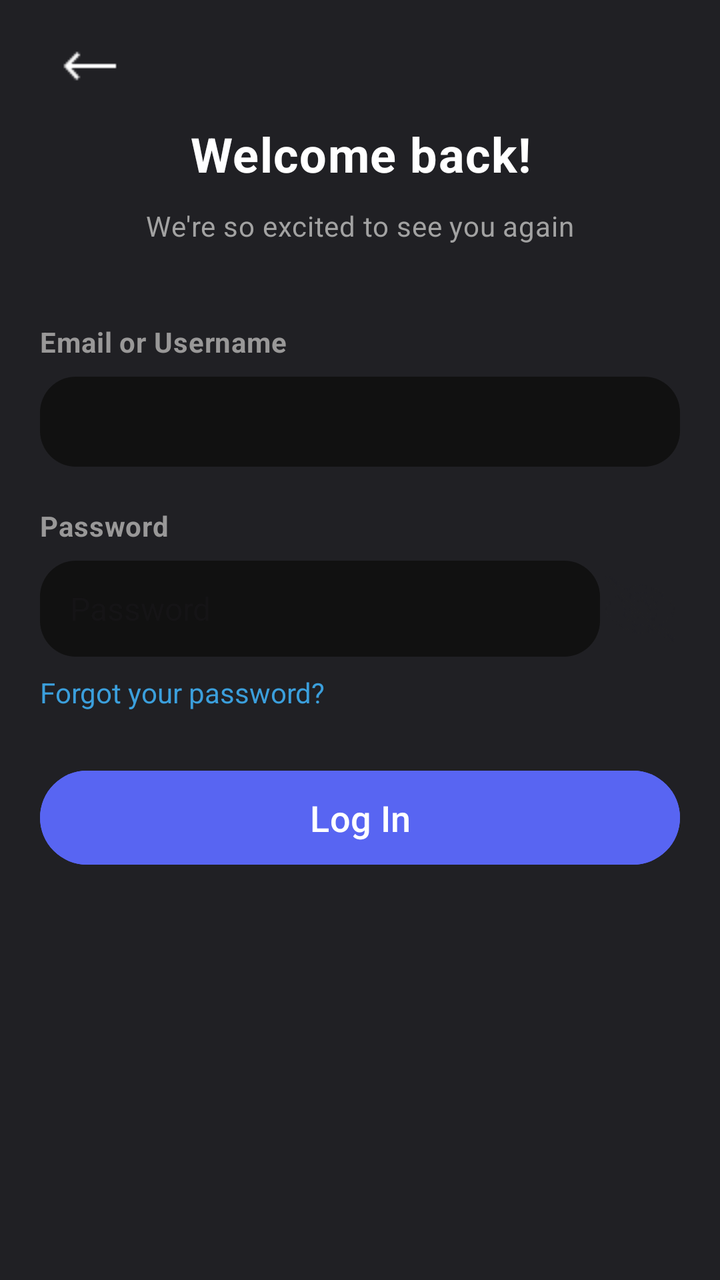
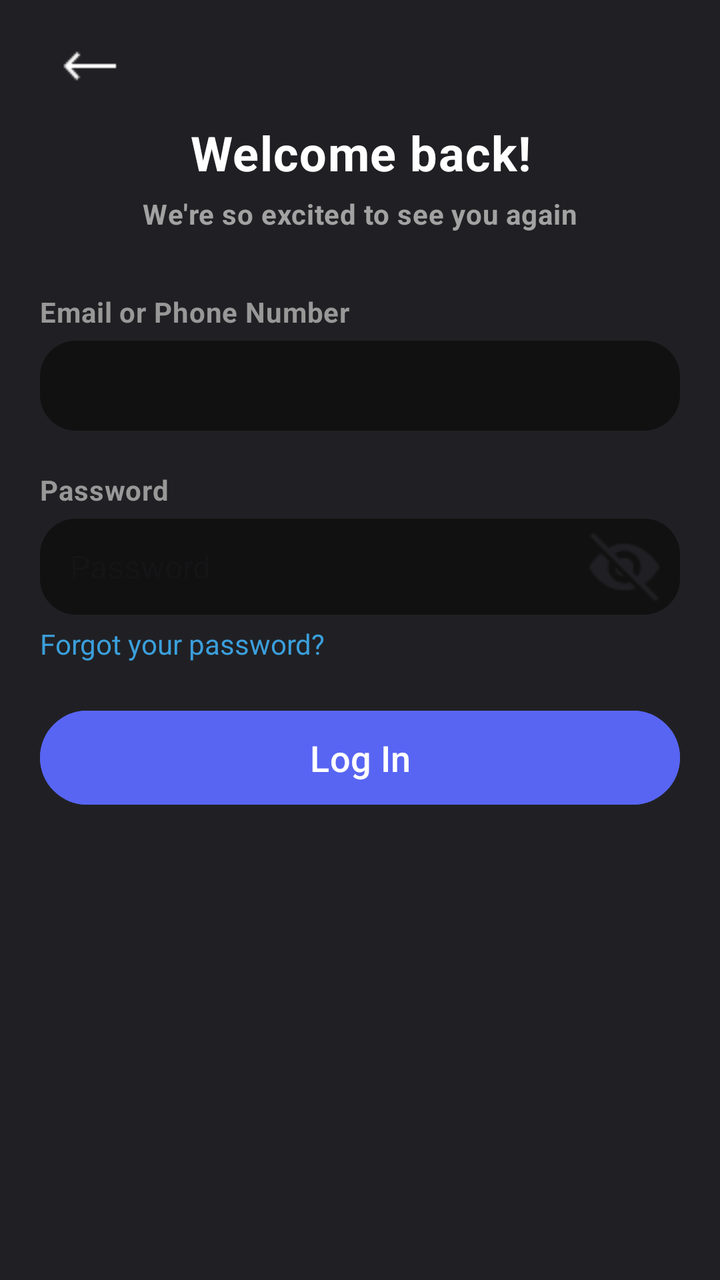

Two renders of the same Android screen: before a commit and after it. Below are the layout's source before the change and the commit's diff.
<!-- AndroidManifest.xml: application theme Theme.Doscord -->
<!-- res/layout/activity_login.xml -->
<?xml version="1.0" encoding="utf-8"?>
<androidx.constraintlayout.widget.ConstraintLayout xmlns:android="http://schemas.android.com/apk/res/android"
    xmlns:app="http://schemas.android.com/apk/res-auto"
    xmlns:tools="http://schemas.android.com/tools"
    android:id="@+id/main"
    android:layout_width="match_parent"
    android:layout_height="match_parent"
    android:background="#202024"
    tools:context=".LoginActivity">

    <Button
        android:id="@+id/login2"
        android:layout_width="0dp"
        android:layout_height="55dp"
        android:layout_marginStart="20dp"
        android:layout_marginTop="20dp"
        android:layout_marginEnd="20dp"
        android:backgroundTint="#5865f2"
        android:onClick="loginReq"
        android:text="@string/login"
        android:textColor="@color/white"
        android:textSize="18sp"
        app:layout_constraintEnd_toEndOf="parent"
        app:layout_constraintHorizontal_bias="0.0"
        app:layout_constraintStart_toStartOf="parent"
        app:layout_constraintTop_toBottomOf="@+id/textView" />

    <TextView
        android:id="@+id/textView4"
        android:layout_width="100dp"
        android:layout_height="22dp"
        android:layout_marginStart="20dp"
        android:layout_marginTop="20dp"
        android:letterSpacing="0.02"
        android:text="@string/password"
        android:textColor="#999898"
        android:textStyle="bold"
        app:layout_constraintStart_toStartOf="parent"
        app:layout_constraintTop_toBottomOf="@+id/emailOrUsername" />

    <RelativeLayout
        android:id="@+id/relativeLayout"
        android:layout_width="0dp"
        android:layout_height="48dp"
        android:layout_marginStart="20dp"
        android:layout_marginTop="5dp"
        android:layout_marginEnd="20dp"
        app:layout_constraintEnd_toEndOf="parent"
        app:layout_constraintStart_toStartOf="parent"
        app:layout_constraintTop_toBottomOf="@id/textView4">

        <EditText
            android:id="@+id/password"
            android:layout_width="match_parent"
            android:layout_height="match_parent"
            android:layout_toStartOf="@id/passwordEye"
            android:background="@drawable/input_background"
            android:hint="@string/password"
            android:inputType="textPassword"
            android:paddingStart="15dp"
            android:paddingEnd="48dp"
            android:textSize="16sp" />

        <ImageButton
            android:id="@+id/passwordEye"
            android:layout_width="40dp"
            android:layout_height="40dp"
            android:layout_alignParentEnd="true"
            android:layout_centerVertical="true"
            android:background="@android:color/transparent"
            android:onClick="showPass"
            android:src="@drawable/eye_closed" />
    </RelativeLayout>

    <ImageButton
        android:id="@+id/imageButton"
        android:layout_width="48dp"
        android:layout_height="48dp"
        android:layout_marginStart="20dp"
        android:layout_marginTop="10dp"
        android:background="@android:color/transparent"
        android:contentDescription="@string/back"
        android:onClick="backToHome"
        app:layout_constraintStart_toStartOf="parent"
        app:layout_constraintTop_toTopOf="parent"
        app:srcCompat="@drawable/back" />

    <TextView
        android:id="@+id/welcomeBack"
        android:layout_width="272dp"
        android:layout_height="44dp"
        android:layout_marginTop="55dp"
        android:gravity="center"
        android:letterSpacing="0.02"
        android:text="@string/welcome_back"
        android:textColor="#FFFFFF"
        android:textSize="24sp"
        android:textStyle="bold"
        app:layout_constraintEnd_toEndOf="parent"
        app:layout_constraintHorizontal_bias="0.5"
        app:layout_constraintStart_toStartOf="parent"
        app:layout_constraintTop_toTopOf="parent" />

    <TextView
        android:id="@+id/subTitle"
        android:layout_width="280dp"
        android:layout_height="37dp"
        android:layout_marginTop="-5dp"
        android:gravity="center"
        android:letterSpacing="0.02"
        android:text="@string/we_re_so_excited_to_see_you_again"
        android:textColor="#A2A2A2"
        android:textSize="14sp"
        app:layout_constraintEnd_toEndOf="parent"
        app:layout_constraintHorizontal_bias="0.5"
        app:layout_constraintStart_toStartOf="parent"
        app:layout_constraintTop_toBottomOf="@+id/welcomeBack" />

    <TextView
        android:id="@+id/textView3"
        android:layout_width="200dp"
        android:layout_height="22dp"
        android:layout_marginStart="20dp"
        android:layout_marginTop="30dp"
        android:letterSpacing="0.02"
        android:text="@string/email_or_username"
        android:textColor="#999898"
        android:textStyle="bold"
        app:layout_constraintStart_toStartOf="parent"
        app:layout_constraintTop_toBottomOf="@+id/subTitle" />

    <EditText
        android:id="@+id/emailOrUsername"
        android:layout_width="0dp"
        android:layout_height="45dp"
        android:layout_marginStart="20dp"
        android:layout_marginTop="5dp"
        android:layout_marginEnd="20dp"
        android:background="@drawable/input_background"
        android:ems="10"
        android:inputType="text"
        android:paddingLeft="15dp"
        android:paddingRight="15dp"
        android:textSize="16sp"
        app:layout_constraintEnd_toEndOf="parent"
        app:layout_constraintStart_toStartOf="parent"
        app:layout_constraintTop_toBottomOf="@+id/textView3"
        tools:ignore="TextFields" />


    <TextView
        android:id="@+id/textView"
        android:layout_width="217dp"
        android:layout_height="30dp"
        android:layout_marginStart="20dp"
        android:layout_marginTop="3dp"
        android:clickable="true"
        android:gravity="center|left"
        android:onClick="forgotPassword"
        android:text="Forgot your password?"
        android:textColor="#3B9FDC"
        app:layout_constraintStart_toStartOf="parent"
        app:layout_constraintTop_toBottomOf="@+id/relativeLayout" />

</androidx.constraintlayout.widget.ConstraintLayout>
<!-- resources referenced by this layout -->
<resources>
  <color name="white">#FFFFFFFF</color>
  <!-- drawable back: png bitmap (drawable, 256 bytes) -->
  <!-- drawable eye_closed: png bitmap (drawable, 850 bytes) -->
  <!-- drawable input_background (drawable) -->
  <?xml version="1.0" encoding="utf-8"?>
  <shape xmlns:android="http://schemas.android.com/apk/res/android"
      android:shape="rectangle">
  
      
      <solid android:color="#111111" />
  
      
      <corners android:radius="18dp" />
  
  </shape>
  <string name="back">Back</string>
  <string name="email_or_username">Email or Username</string>
  <string name="login">Log In</string>
  <string name="password">Password</string>
  <string name="we_re_so_excited_to_see_you_again">We\'re so excited to see you again</string>
  <string name="welcome_back">Welcome back!</string>
  <style name="Theme.Doscord" parent="Base.Theme.Doscord" />
  <style name="Base.Theme.Doscord" parent="Theme.Material3.DayNight.NoActionBar">
          
          
      </style>
</resources>

<!-- the commit's change to res/layout/activity_login.xml (unified diff, before → after) -->
@@ -8,8 +8,146 @@
     android:background="#202024"
     tools:context=".LoginActivity">
 
+    <ImageButton
+        android:id="@+id/logBack"
+        android:layout_width="48dp"
+        android:layout_height="48dp"
+        android:layout_marginStart="20dp"
+        android:layout_marginTop="10dp"
+        android:background="@android:color/transparent"
+        android:contentDescription="@string/back"
+        android:onClick="backToHome"
+        app:layout_constraintStart_toStartOf="parent"
+        app:layout_constraintTop_toTopOf="parent"
+        app:srcCompat="@drawable/back" />
+
+    <TextView
+        android:id="@+id/logTitle"
+        android:layout_width="wrap_content"
+        android:layout_height="wrap_content"
+        android:layout_marginTop="60dp"
+        android:gravity="center"
+        android:letterSpacing="0.02"
+        android:text="@string/welcome_back"
+        android:textColor="#FFFFFF"
+        android:textSize="24sp"
+        android:textStyle="bold"
+        app:layout_constraintEnd_toEndOf="parent"
+        app:layout_constraintHorizontal_bias="0.5"
+        app:layout_constraintStart_toStartOf="parent"
+        app:layout_constraintTop_toTopOf="parent" />
+
+    <TextView
+        android:id="@+id/logSubtitle"
+        android:layout_width="wrap_content"
+        android:layout_height="wrap_content"
+        android:layout_marginTop="5dp"
+        android:gravity="center"
+        android:letterSpacing="0.02"
+        android:text="@string/we_re_so_excited_to_see_you_again"
+        android:textColor="#A2A2A2"
+        android:textSize="14sp"
+        android:textStyle="bold"
+        app:layout_constraintEnd_toEndOf="parent"
+        app:layout_constraintHorizontal_bias="0.5"
+        app:layout_constraintStart_toStartOf="parent"
+        app:layout_constraintTop_toBottomOf="@+id/logTitle" />
+
+    <TextView
+        android:id="@+id/logLabel1"
+        android:layout_width="wrap_content"
+        android:layout_height="wrap_content"
+        android:layout_marginStart="20dp"
+        android:layout_marginTop="30dp"
+        android:letterSpacing="0.02"
+        android:text="Email or Phone Number"
+        android:textColor="#999898"
+        android:textStyle="bold"
+        app:layout_constraintStart_toStartOf="parent"
+        app:layout_constraintTop_toBottomOf="@+id/logSubtitle" />
+
+    <EditText
+        android:id="@+id/LogMailOrPhone"
+        android:layout_width="0dp"
+        android:layout_height="45dp"
+        android:layout_marginStart="20dp"
+        android:layout_marginTop="5dp"
+        android:layout_marginEnd="20dp"
+        android:background="@drawable/input_background"
+        android:ems="10"
+        android:inputType="text"
+        android:paddingLeft="15dp"
+        android:paddingRight="15dp"
+        android:textSize="16sp"
+        app:layout_constraintEnd_toEndOf="parent"
+        app:layout_constraintStart_toStartOf="parent"
+        app:layout_constraintTop_toBottomOf="@+id/logLabel1"
+        tools:ignore="TextFields" />
+
+    <TextView
+        android:id="@+id/logLabel2"
+        android:layout_width="wrap_content"
+        android:layout_height="wrap_content"
+        android:layout_marginStart="20dp"
+        android:layout_marginTop="20dp"
+        android:letterSpacing="0.02"
+        android:text="@string/password"
+        android:textColor="#999898"
+        android:textStyle="bold"
+        app:layout_constraintStart_toStartOf="parent"
+        app:layout_constraintTop_toBottomOf="@+id/LogMailOrPhone" />
+
+    <RelativeLayout
+        android:id="@+id/logPassContainer"
+        android:layout_width="0dp"
+        android:layout_height="48dp"
+        android:layout_marginStart="20dp"
+        android:layout_marginTop="5dp"
+        android:layout_marginEnd="20dp"
+        app:layout_constraintEnd_toEndOf="parent"
+        app:layout_constraintStart_toStartOf="parent"
+        app:layout_constraintTop_toBottomOf="@id/logLabel2">
+
+        <EditText
+            android:id="@+id/logPassword"
+            android:layout_width="match_parent"
+            android:layout_height="match_parent"
+            android:background="@drawable/input_background"
+            android:hint="@string/password"
+            android:inputType="textPassword"
+            android:paddingStart="15dp"
+            android:paddingEnd="48dp"
+            android:textSize="16sp" />
+
+        <ImageButton
+            android:id="@+id/logPassEye"
+            android:layout_width="40dp"
+            android:layout_height="40dp"
+            android:layout_alignParentEnd="true"
+            android:layout_centerVertical="true"
+            android:layout_marginRight="8dp"
+            android:background="@android:color/transparent"
+            android:onClick="showPass"
+            android:src="@drawable/eye_closed" />
+    </RelativeLayout>
+
+
+    <TextView
+        android:id="@+id/forgotPass"
+        android:layout_width="wrap_content"
+        android:layout_height="wrap_content"
+        android:layout_marginStart="20dp"
+        android:layout_marginTop="5dp"
+        android:clickable="true"
+        android:gravity="center|left"
+        android:onClick="forgotPassword"
+        android:text="Forgot your password?"
+        android:textColor="#3B9FDC"
+        app:layout_constraintStart_toStartOf="parent"
+        app:layout_constraintTop_toBottomOf="@+id/logPassContainer" />
+
     <Button
-        android:id="@+id/login2"
+        android:id="@+id/logNext"
         android:layout_width="0dp"
         android:layout_height="55dp"
         android:layout_marginStart="20dp"
@@ -23,143 +161,6 @@
         app:layout_constraintEnd_toEndOf="parent"
         app:layout_constraintHorizontal_bias="0.0"
         app:layout_constraintStart_toStartOf="parent"
-        app:layout_constraintTop_toBottomOf="@+id/textView" />
-
-    <TextView
-        android:id="@+id/textView4"
-        android:layout_width="100dp"
-        android:layout_height="22dp"
-        android:layout_marginStart="20dp"
-        android:layout_marginTop="20dp"
-        android:letterSpacing="0.02"
-        android:text="@string/password"
-        android:textColor="#999898"
-        android:textStyle="bold"
-        app:layout_constraintStart_toStartOf="parent"
-        app:layout_constraintTop_toBottomOf="@+id/emailOrUsername" />
-
-    <RelativeLayout
-        android:id="@+id/relativeLayout"
-        android:layout_width="0dp"
-        android:layout_height="48dp"
-        android:layout_marginStart="20dp"
-        android:layout_marginTop="5dp"
-        android:layout_marginEnd="20dp"
-        app:layout_constraintEnd_toEndOf="parent"
-        app:layout_constraintStart_toStartOf="parent"
-        app:layout_constraintTop_toBottomOf="@id/textView4">
-
-        <EditText
-            android:id="@+id/password"
-            android:layout_width="match_parent"
-            android:layout_height="match_parent"
-            android:layout_toStartOf="@id/passwordEye"
-            android:background="@drawable/input_background"
-            android:hint="@string/password"
-            android:inputType="textPassword"
-            android:paddingStart="15dp"
-            android:paddingEnd="48dp"
-            android:textSize="16sp" />
-
-        <ImageButton
-            android:id="@+id/passwordEye"
-            android:layout_width="40dp"
-            android:layout_height="40dp"
-            android:layout_alignParentEnd="true"
-            android:layout_centerVertical="true"
-            android:background="@android:color/transparent"
-            android:onClick="showPass"
-            android:src="@drawable/eye_closed" />
-    </RelativeLayout>
-
-    <ImageButton
-        android:id="@+id/imageButton"
-        android:layout_width="48dp"
-        android:layout_height="48dp"
-        android:layout_marginStart="20dp"
-        android:layout_marginTop="10dp"
-        android:background="@android:color/transparent"
-        android:contentDescription="@string/back"
-        android:onClick="backToHome"
-        app:layout_constraintStart_toStartOf="parent"
-        app:layout_constraintTop_toTopOf="parent"
-        app:srcCompat="@drawable/back" />
-
-    <TextView
-        android:id="@+id/welcomeBack"
-        android:layout_width="272dp"
-        android:layout_height="44dp"
-        android:layout_marginTop="55dp"
-        android:gravity="center"
-        android:letterSpacing="0.02"
-        android:text="@string/welcome_back"
-        android:textColor="#FFFFFF"
-        android:textSize="24sp"
-        android:textStyle="bold"
-        app:layout_constraintEnd_toEndOf="parent"
-        app:layout_constraintHorizontal_bias="0.5"
-        app:layout_constraintStart_toStartOf="parent"
-        app:layout_constraintTop_toTopOf="parent" />
-
-    <TextView
-        android:id="@+id/subTitle"
-        android:layout_width="280dp"
-        android:layout_height="37dp"
-        android:layout_marginTop="-5dp"
-        android:gravity="center"
-        android:letterSpacing="0.02"
-        android:text="@string/we_re_so_excited_to_see_you_again"
-        android:textColor="#A2A2A2"
-        android:textSize="14sp"
-        app:layout_constraintEnd_toEndOf="parent"
-        app:layout_constraintHorizontal_bias="0.5"
-        app:layout_constraintStart_toStartOf="parent"
-        app:layout_constraintTop_toBottomOf="@+id/welcomeBack" />
-
-    <TextView
-        android:id="@+id/textView3"
-        android:layout_width="200dp"
-        android:layout_height="22dp"
-        android:layout_marginStart="20dp"
-        android:layout_marginTop="30dp"
-        android:letterSpacing="0.02"
-        android:text="@string/email_or_username"
-        android:textColor="#999898"
-        android:textStyle="bold"
-        app:layout_constraintStart_toStartOf="parent"
-        app:layout_constraintTop_toBottomOf="@+id/subTitle" />
-
-    <EditText
-        android:id="@+id/emailOrUsername"
-        android:layout_width="0dp"
-        android:layout_height="45dp"
-        android:layout_marginStart="20dp"
-        android:layout_marginTop="5dp"
-        android:layout_marginEnd="20dp"
-        android:background="@drawable/input_background"
-        android:ems="10"
-        android:inputType="text"
-        android:paddingLeft="15dp"
-        android:paddingRight="15dp"
-        android:textSize="16sp"
-        app:layout_constraintEnd_toEndOf="parent"
-        app:layout_constraintStart_toStartOf="parent"
-        app:layout_constraintTop_toBottomOf="@+id/textView3"
-        tools:ignore="TextFields" />
-
-
-    <TextView
-        android:id="@+id/textView"
-        android:layout_width="217dp"
-        android:layout_height="30dp"
-        android:layout_marginStart="20dp"
-        android:layout_marginTop="3dp"
-        android:clickable="true"
-        android:gravity="center|left"
-        android:onClick="forgotPassword"
-        android:text="Forgot your password?"
-        android:textColor="#3B9FDC"
-        app:layout_constraintStart_toStartOf="parent"
-        app:layout_constraintTop_toBottomOf="@+id/relativeLayout" />
+        app:layout_constraintTop_toBottomOf="@+id/forgotPass" />
 
 </androidx.constraintlayout.widget.ConstraintLayout>
<!-- resource entries referenced after the edit -->
@@ -16,7 +16,6 @@
   
   </shape>
   <string name="back">Back</string>
-  <string name="email_or_username">Email or Username</string>
   <string name="login">Log In</string>
   <string name="password">Password</string>
   <string name="we_re_so_excited_to_see_you_again">We\'re so excited to see you again</string>
